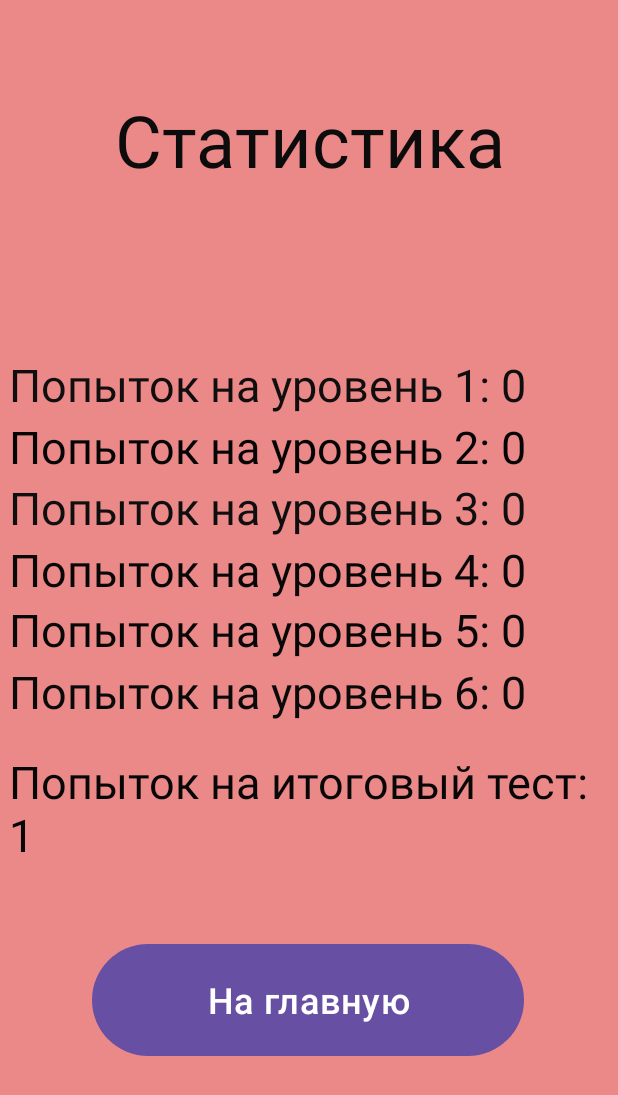
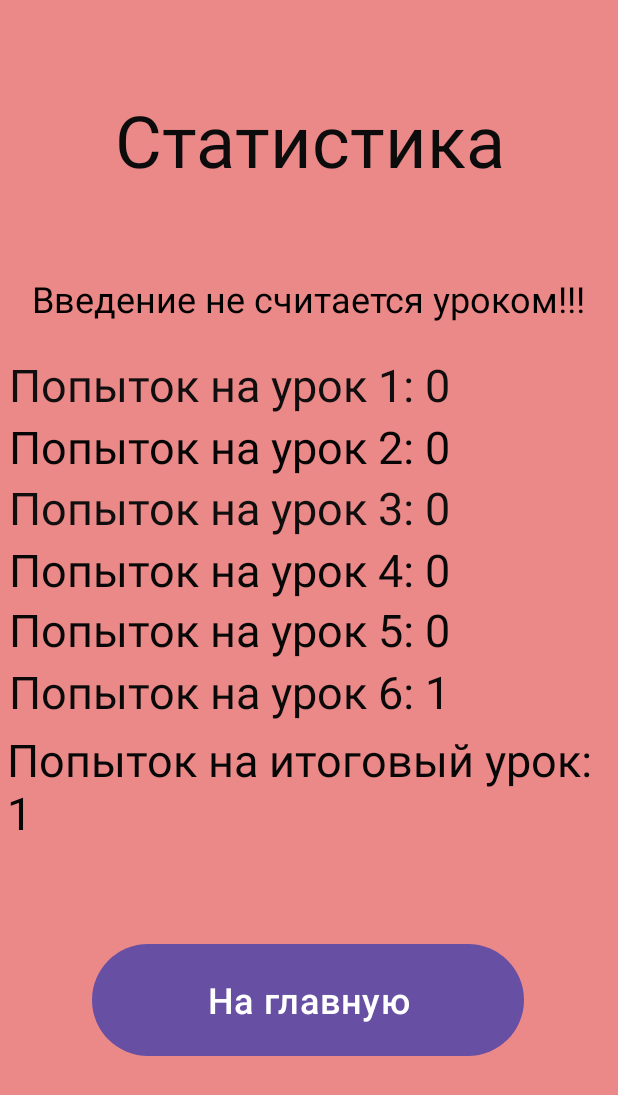
Before and after one commit to Senior-Limon/MyMath, an Android app: the StatActivity screen opened directly, with no data from a screen before it, on a phone screen of 412 x 824 dp. Shown: the top 1095 px of the screen. Run offline under Robolectric (Android 15) with nearby library versions, the phone set to English and light mode, and no system bars.

Commit message:
commit 5++

```diff
--- a/app/src/main/java/com/example/mymathwithggaek/Les3Activity.kt
+++ b/app/src/main/java/com/example/mymathwithggaek/Les3Activity.kt
@@ -57,7 +57,7 @@ class Les3Activity : AppCompatActivity() {
                     val editionlevel = sharedPreferences.edit()
                     editionlevel.putInt("Level", newLevel)
                     editionlevel.apply()
-//проверка на то проходили ли этот урок
+// для проверка на то проходили ли этот урок
                     val TroobleShootL3 = sharedPreferences.edit()
                     TroobleShootL3.putString("TroobleL3", "0")
                     TroobleShootL3.apply()
--- a/app/src/main/java/com/example/mymathwithggaek/Les4Activity.kt
+++ b/app/src/main/java/com/example/mymathwithggaek/Les4Activity.kt
@@ -61,7 +61,7 @@ class Les4Activity : AppCompatActivity() {
                     val editionlevel = sharedPreferences.edit()
                     editionlevel.putInt("Level", newLevel)
                     editionlevel.apply()
-//проверка на то проходили ли этот урок
+//для проверка на то проходили ли этот урок
                     val TroobleShootL4 = sharedPreferences.edit()
                     TroobleShootL4.putString("TroobleL4", "0")
                     TroobleShootL4.apply()
--- a/app/src/main/java/com/example/mymathwithggaek/Les5Activity.kt
+++ b/app/src/main/java/com/example/mymathwithggaek/Les5Activity.kt
@@ -64,7 +64,7 @@ class Les5Activity : AppCompatActivity() {
                     val editionlevel = sharedPreferences.edit()
                     editionlevel.putInt("Level", newLevel)
                     editionlevel.apply()
-//проверка на то проходили ли этот урок
+//для проверка на то проходили ли этот урок
                     val TroobleShootL5 = sharedPreferences.edit()
                     TroobleShootL5.putString("TroobleL5", "0")
                     TroobleShootL5.apply()
--- a/app/src/main/java/com/example/mymathwithggaek/Les6Activity.kt
+++ b/app/src/main/java/com/example/mymathwithggaek/Les6Activity.kt
@@ -57,7 +57,7 @@ class Les6Activity : AppCompatActivity() {
                     val editionlevel = sharedPreferences.edit()
                     editionlevel.putInt("Level", newLevel)
                     editionlevel.apply()
-//проверка на то проходили ли этот урок
+//для проверка на то проходили ли этот урок
                     val TroobleShootL6 = sharedPreferences.edit()
                     TroobleShootL6.putString("TroobleL6", "0")
                     TroobleShootL6.apply()
@@ -81,7 +81,7 @@ class Les6Activity : AppCompatActivity() {
                     val editionPop = sharedPreferences.edit()
                     editionPop.putInt("StatistL6", Stat)
                     editionPop.apply()
-//
+//вывод текста о том что не все ответы верны
                     Toast.makeText(this, "Не все ответы верны(", Toast.LENGTH_SHORT).show()
                     // sound
                     val mediaPlayer = MediaPlayer.create(this, R.raw.fl)
--- a/app/src/main/java/com/example/mymathwithggaek/StatActivity.kt
+++ b/app/src/main/java/com/example/mymathwithggaek/StatActivity.kt
@@ -35,25 +35,25 @@ class StatActivity : AppCompatActivity() {
         }
 
         val T1S = sharedPreferences.getInt("StatistL2", 0)
-        text1.text = "Попыток на уровень 1: $T1S"
+        text1.text = "Попыток на урок 1: $T1S"
 
         val T2S = sharedPreferences.getInt("StatistL3", 0)
-        text2.text = "Попыток на уровень 2: $T2S"
+        text2.text = "Попыток на урок 2: $T2S"
 
         val T3S = sharedPreferences.getInt("StatistL4", 0)
-        text3.text = "Попыток на уровень 3: $T3S"
+        text3.text = "Попыток на урок 3: $T3S"
 
         val T4S = sharedPreferences.getInt("StatistL5", 0)
-        text4.text = "Попыток на уровень 4: $T4S"
+        text4.text = "Попыток на урок 4: $T4S"
 
         val T5S = sharedPreferences.getInt("StatistL6", 0)
-        text5.text = "Попыток на уровень 5: $T5S"
+        text5.text = "Попыток на урок 5: $T5S"
 
         val T6S = sharedPreferences.getInt("StatistL7", 0)
-        text6.text = "Попыток на уровень 6: $T6S"
+        text6.text = "Попыток на урок 6: $T6S"
 
         val T8S = sharedPreferences.getInt("StatistIt", 0)
-        text7.text = "Попыток на итоговый тест: $T8S"
+        text7.text = "Попыток на итоговый урок: $T8S"
 
 
     }
--- a/app/src/main/res/layout/activity_stat.xml
+++ b/app/src/main/res/layout/activity_stat.xml
@@ -10,9 +10,9 @@
 
     <TextView
         android:id="@+id/textView7"
-        android:layout_width="0dp"
-        android:layout_height="0dp"
-        android:text="Попыток на урок 7:"
+        android:layout_width="395dp"
+        android:layout_height="106dp"
+        android:text="Попыток на итоговый урок:"
         android:textColor="#070707"
         android:textSize="30sp"
         app:layout_constraintBottom_toBottomOf="parent"
@@ -153,4 +153,18 @@
         app:layout_constraintTop_toBottomOf="@+id/textView8"
         app:layout_constraintVertical_bias="0.287" />
 
+    <TextView
+        android:id="@+id/textView13"
+        android:layout_width="wrap_content"
+        android:layout_height="wrap_content"
+        android:layout_marginTop="28dp"
+        android:text="Введение не считается уроком!!!"
+        android:textColor="#000000"
+        android:textSize="24sp"
+        app:layout_constraintBottom_toTopOf="@+id/textView1"
+        app:layout_constraintEnd_toEndOf="parent"
+        app:layout_constraintHorizontal_bias="0.498"
+        app:layout_constraintStart_toStartOf="parent"
+        app:layout_constraintTop_toBottomOf="@+id/textView8" />
+
 </androidx.constraintlayout.widget.ConstraintLayout>
```
Also changed, not shown: app/src/main/java/com/example/mymathwithggaek/DelActivity.kt (+31 -0 lines), app/src/main/java/com/example/mymathwithggaek/ItogActivity.kt (+4 -4 lines), app/src/main/java/com/example/mymathwithggaek/Les7Activity.kt (+4 -4 lines).
